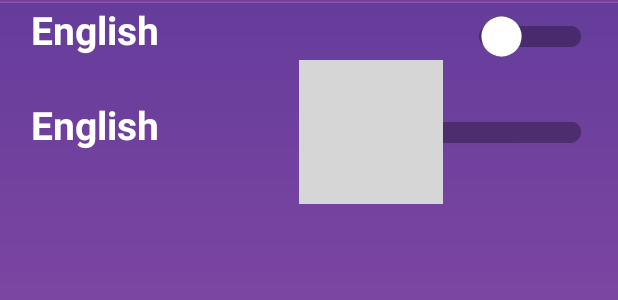
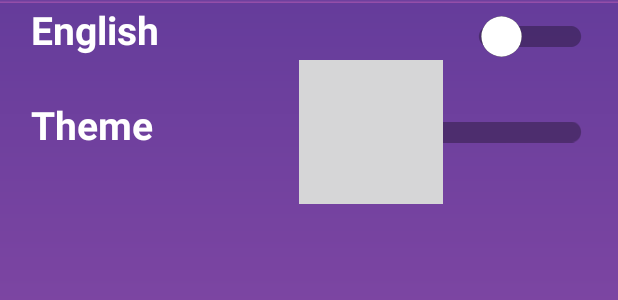
Before and after one commit to WaqasAhmed123/Weather-App-Xml-Based, an Android app: the layout activity_detail_forecast.xml on its own in the app's theme, with its tools: preview values and no code run, on a phone screen of 412 x 824 dp. Shown: the part 504-804 px from the top of the screen. Run offline under Robolectric (Android 15) with nearby library versions, the phone set to English and light mode, and no system bars.

Commit message:
theme switch

```diff
--- a/app/src/main/java/com/example/weather_xml/corePlatform/globals/common/base/BaseActivity.kt
+++ b/app/src/main/java/com/example/weather_xml/corePlatform/globals/common/base/BaseActivity.kt
@@ -4,6 +4,7 @@ import android.content.Context
 import androidx.appcompat.app.AppCompatActivity
 import android.os.Bundle
 import androidx.annotation.NonNull
+import com.example.weather_xml.application.GlobalStateApplication
 import com.example.weather_xml.resources.localization.LocaleHelper
 
 abstract class BaseActivity : AppCompatActivity() {
--- a/app/src/main/java/com/example/weather_xml/corePlatform/globals/common/base/BaseViewModel.kt
+++ b/app/src/main/java/com/example/weather_xml/corePlatform/globals/common/base/BaseViewModel.kt
@@ -27,6 +27,4 @@ open class BaseViewModel :ViewModel(), BaseError {
         _showProgress.value = false
         _showError.value = true
     }
-
-
 }
--- a/app/src/main/java/com/example/weather_xml/corePlatform/globals/constant/AppConstants.kt
+++ b/app/src/main/java/com/example/weather_xml/corePlatform/globals/constant/AppConstants.kt
@@ -4,6 +4,8 @@ object AppConstants {
     val PREFERENCE_STORAGE = "weather_preference_storage"
     val IS_DEFAULT_DATA_LOADED = "IS_DEFAULT_DATA_LOADED"
     val APPLICATION_LANGUAGE = "language"
+    var SYSTEM_THEME = "SYSTEM_THEME" // 0-system theme | 1-light | 2-dark
+
 
 
 
--- a/app/src/main/res/layout/activity_detail_forecast.xml
+++ b/app/src/main/res/layout/activity_detail_forecast.xml
@@ -83,7 +83,6 @@
                         android:gravity="center"
                         android:paddingTop="@dimen/_5sdp"
                         android:text="@string/SUNRISE"
-                        android:textColor="@color/white"
                         app:drawableLeftCompat="@drawable/sun_rise_set_icon"
                         app:layout_constraintEnd_toEndOf="parent"
                         app:layout_constraintStart_toStartOf="parent"
@@ -98,7 +97,6 @@
                         android:gravity="center"
                         android:paddingBottom="@dimen/_5sdp"
                         android:text="7:25AM"
-                        android:textColor="@color/white"
                         app:layout_constraintEnd_toEndOf="parent"
                         app:layout_constraintStart_toStartOf="parent"
                         app:layout_constraintTop_toBottomOf="@+id/tv_sunrise" />
@@ -132,7 +130,6 @@
                         android:gravity="center"
                         android:paddingTop="@dimen/_5sdp"
                         android:text="@string/SUNSET"
-                        android:textColor="@color/white"
                         app:drawableLeftCompat="@drawable/sun_rise_set_icon"
                         app:layout_constraintEnd_toEndOf="parent"
                         app:layout_constraintStart_toStartOf="parent"
@@ -147,7 +144,6 @@
                         android:gravity="center"
                         android:paddingBottom="@dimen/_5sdp"
                         android:text="7:25AM"
-                        android:textColor="@color/white"
                         app:layout_constraintEnd_toEndOf="parent"
                         app:layout_constraintStart_toStartOf="parent"
                         app:layout_constraintTop_toBottomOf="@+id/tv_sunset" />
@@ -218,7 +214,7 @@
                 android:layout_height="wrap_content"
                 android:layout_weight="1"
                 android:gravity="start"
-                android:text="@string/ENGLISH"
+                android:text="@string/THEME"
                 android:textDirection="locale"
                 android:textStyle="bold" />
 
--- a/app/src/main/res/layout/activity_splash.xml
+++ b/app/src/main/res/layout/activity_splash.xml
@@ -27,7 +27,6 @@
         android:includeFontPadding="false"
         android:lineSpacingExtra="0dp"
         android:text="@string/WEATHER"
-        android:textColor="@color/white"
         app:layout_constraintEnd_toEndOf="parent"
         app:layout_constraintStart_toStartOf="parent"
         app:layout_constraintTop_toBottomOf="@+id/iv_weather">
--- a/app/src/main/res/layout/layout_daily_forecast.xml
+++ b/app/src/main/res/layout/layout_daily_forecast.xml
@@ -30,7 +30,6 @@
                 android:layout_height="wrap_content"
                 android:gravity="center"
                 android:paddingTop="@dimen/_5sdp"
-                android:textColor="@color/white"
                 app:layout_constraintEnd_toEndOf="parent"
                 app:layout_constraintStart_toStartOf="parent" />
 
@@ -53,7 +52,6 @@
                 android:layout_height="wrap_content"
                 android:gravity="center"
                 android:paddingBottom="@dimen/_5sdp"
-                android:textColor="@color/white"
                 app:layout_constraintTop_toBottomOf="@+id/tv_time"
                 app:layout_constraintEnd_toEndOf="parent"
                 app:layout_constraintStart_toStartOf="parent" />
@@ -65,7 +63,6 @@
                 android:layout_height="wrap_content"
                 android:gravity="center"
                 android:paddingBottom="@dimen/_5sdp"
-                android:textColor="@color/white"
                 app:layout_constraintTop_toBottomOf="@+id/iv_weather_icon"
                 app:layout_constraintEnd_toEndOf="parent"
                 app:layout_constraintStart_toStartOf="parent" />
--- a/app/src/main/res/values-night/themes.xml
+++ b/app/src/main/res/values-night/themes.xml
@@ -18,34 +18,34 @@
     <style name="titleLarge">
         <item name="android:textSize">@dimen/_50ssp</item>
         <item name="fontFamily">@font/poppins_black</item>
-        <item name="android:textColor">@color/white</item>
+        <item name="android:textColor">@color/black</item>
 
     </style>
 
     <style name="titleMedium">
         <item name="android:textSize">@dimen/_24ssp</item>
-        <item name="android:textColor">@color/white</item>
+        <item name="android:textColor">@color/black</item>
 
         <!--        <item name="fontFamily">@font/poppins_black</item>-->
     </style>
 
     <style name="titleSmall">
         <item name="android:textSize">@dimen/_20ssp</item>
-        <item name="android:textColor">@color/white</item>
+        <item name="android:textColor">@color/black</item>
 
         <!--        <item name="fontFamily">@font/poppins_black</item>-->
     </style>
 
     <style name="bodyLarge">
         <item name="android:textSize">@dimen/_28ssp</item>
-        <item name="android:textColor">@color/white</item>
+        <item name="android:textColor">@color/black</item>
 
         <!--        <item name="fontFamily">@font/poppins_black</item>-->
     </style>
 
     <style name="bodySmall">
         <item name="android:textSize">@dimen/_16ssp</item>
-        <item name="android:textColor">@color/white</item>
+        <item name="android:textColor">@color/black</item>
 
         <!--        <item name="fontFamily">@font/poppins_black</item>-->
     </style>
--- a/app/src/main/res/values/strings.xml
+++ b/app/src/main/res/values/strings.xml
@@ -19,5 +19,6 @@
     <string name="TRY_AGAIN">Try Again</string>
     <string name="ENGLISH">English</string>
     <string name="URDU">Urdu</string>
+    <string name="THEME">Theme</string>
 
 </resources>
--- a/app/src/main/res/values/themes.xml
+++ b/app/src/main/res/values/themes.xml
@@ -7,7 +7,6 @@
         <item name="colorPrimary">@color/colorPrimary</item>
         <item name="colorPrimaryDark">@color/colorPrimaryDark</item>
         <item name="colorAccent">@color/colorAccent</item>
-
     </style>
 
     <style name="CardView." parent="CardView">
```
Also changed, not shown: app/src/main/java/com/example/weather_xml/application/GlobalStateApplication.kt (+28 -0 lines), app/src/main/java/com/example/weather_xml/corePlatform/utilities/PreferencesUtil.kt (+17 -0 lines), app/src/main/java/com/example/weather_xml/presentation/detailForecast/activities/DetailForecastActivity.kt (+49 -6 lines), app/src/main/java/com/example/weather_xml/presentation/detailForecast/viewModel/DetailForecastViewModel.kt (+12 -6 lines), app/src/main/res/layout/activity_home.xml (+2 -10 lines), 1 other file.
